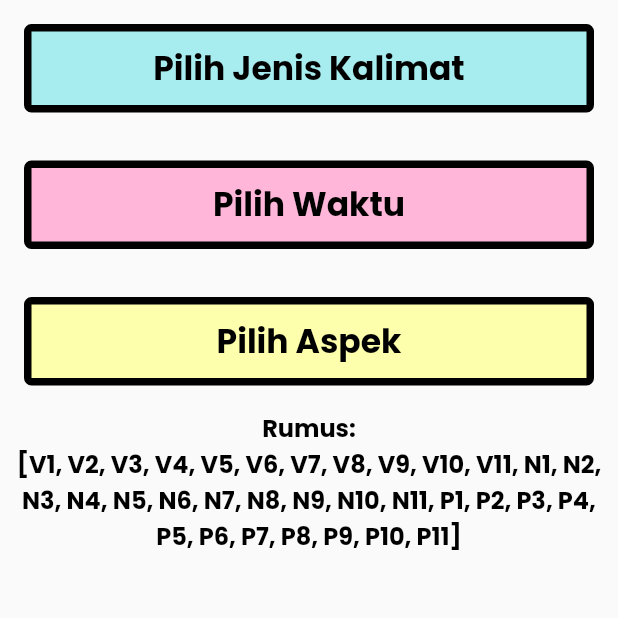
After one commit to yoesran/formula-33, a Flutter app: the screen it shows after launch, after a tap on "Rumus", on a phone screen of 412 x 824 dp, the top half of it. The commit adds this screen. Run offline on Flutter 3.47's test engine with Material 2 defaults, Android fonts, the phone set to English and light mode, and no system bars; our stand-ins replace cloud_firestore, firebase_core; accounts and stored records are empty.

Commit message:
add rumus and petunjuk

```diff
--- /dev/null
+++ b/lib/pages/formula_page.dart
@@ -0,0 +1,161 @@
+import 'package:flutter/material.dart';
+import 'package:formula_33/widgets/choice.dart';
+
+List<String> filterFormulas(Map<String, String> choices) {
+  const Map<String, List<String>> typeFormulas = {
+    'Verbal': ['V1', 'V2', 'V3', 'V4', 'V5', 'V6', 'V7', 'V8', 'V9', 'V10', 'V11'],
+    'Nomina': ['N1', 'N2', 'N3', 'N4', 'N5', 'N6', 'N7', 'N8', 'N9', 'N10', 'N11'],
+    'Pasif': ['P1', 'P2', 'P3', 'P4', 'P5', 'P6', 'P7', 'P8', 'P9', 'P10', 'P11'],
+  };
+
+  const Map<String, List<String>> timeFormulas = {
+    'Sekarang': ['V1', 'V3', 'V5', 'V11', 'N1', 'N3', 'N5', 'N11', 'P1', 'P3', 'P5', 'P11'],
+    'Lampau': ['V4', 'V6', 'V7', 'V9', 'N4', 'N6', 'N7', 'N9', 'P4', 'P6', 'P7', 'P9'],
+    'Akan Datang': ['V2', 'V8', 'V10', 'N2', 'N8', 'N10', 'P2', 'P8', 'P10'],
+  };
+
+  const Map<String, List<String>> aspectFormulas = {
+    'ke-sedang-an': ['V3', 'V7', 'V8', 'V11', 'N3', 'N7', 'N8', 'N11', 'P3', 'P7', 'P8', 'P11'],
+    'ke-sudah-an': ['V5', 'V9', 'V10', 'V11', 'N5', 'N9', 'N10', 'N11', 'P5', 'P9', 'P10', 'P11'],
+    'ke-akandatang-an': ['V6', 'N6', 'P6'],
+    'kosong': ['V1', 'V2', 'V4', 'N1', 'N2', 'N4', 'P1', 'P2', 'P4'],
+  };
+
+  List<String> filteredFormulas = [
+    "V1",
+    "V2",
+    "V3",
+    "V4",
+    "V5",
+    "V6",
+    "V7",
+    "V8",
+    "V9",
+    "V10",
+    "V11",
+    "N1",
+    "N2",
+    "N3",
+    "N4",
+    "N5",
+    "N6",
+    "N7",
+    "N8",
+    "N9",
+    "N10",
+    "N11",
+    "P1",
+    "P2",
+    "P3",
+    "P4",
+    "P5",
+    "P6",
+    "P7",
+    "P8",
+    "P9",
+    "P10",
+    "P11"
+  ];
+
+  if (choices['type'] != null && choices['type']!.isNotEmpty) {
+    filteredFormulas = filteredFormulas.where((f) => typeFormulas[choices['type']]!.contains(f)).toList();
+  }
+
+  if (choices['time'] != null && choices['time']!.isNotEmpty) {
+    filteredFormulas = filteredFormulas.where((f) => timeFormulas[choices['time']]!.contains(f)).toList();
+  }
+
+  if (choices['aspect'] != null && choices['aspect']!.isNotEmpty) {
+    filteredFormulas = filteredFormulas.where((f) => aspectFormulas[choices['aspect']]!.contains(f)).toList();
+  }
+
+  return filteredFormulas;
+}
+
+class FormulaPage extends StatefulWidget {
+  const FormulaPage({super.key});
+
+  @override
+  State<FormulaPage> createState() => _FormulaPageState();
+}
+
+class _FormulaPageState extends State<FormulaPage> {
+  Map<String, String> choices = {
+    'type': '',
+    'time': '',
+    'aspect': '',
+  };
+
+  final ValueNotifier<Map<String, String>> _choices = ValueNotifier<Map<String, String>>({
+    'type': '',
+    'time': '',
+    'aspect': '',
+  });
+
+  void updateChoices(String key, String choice) {
+    _choices.value = {..._choices.value, key: choice};
+  }
+
+  @override
+  Widget build(BuildContext context) {
+    return Scaffold(
+      body: SafeArea(
+        child: SingleChildScrollView(
+          physics: const BouncingScrollPhysics(),
+          child: Column(
+            children: [
+              Choice(
+                color: const Color(0xFFA7ECEE),
+                borderColor: Colors.black,
+                dialogTitle: 'Jenis Kalimat',
+                dialogChoices: const ['Verbal', 'Nomina', 'Pasif'],
+                choices: choices,
+                answer: '',
+                type: 'type',
+                updateChoices: updateChoices,
+              ),
+              Choice(
+                color: const Color(0xFFFFB6D9),
+                borderColor: Colors.black,
+                dialogTitle: 'Waktu',
+                dialogChoices: const ['Sekarang', 'Lampau', 'Akan Datang'],
+                choices: choices,
+                answer: '',
+                type: 'time',
+                updateChoices: updateChoices,
+              ),
+              Choice(
+                color: const Color(0xFFFEFFAC),
+                borderColor: Colors.black,
+                dialogTitle: 'Aspek',
+                dialogChoices: const ['ke-sedang-an', 'ke-sudah-an', 'ke-akandatang-an', 'kosong'],
+                choices: choices,
+                answer: '',
+                type: 'aspect',
+                updateChoices: updateChoices,
+              ),
+              Padding(
+                padding: const EdgeInsets.symmetric(horizontal: 8.0),
+                child: ValueListenableBuilder(
+                  valueListenable: _choices,
+                  builder: (BuildContext context, Map<String, String> value, Widget? child) {
+                    return Text(
+                      'Rumus:\n${filterFormulas(value)}',
+                      textAlign: TextAlign.center,
+                      style: const TextStyle(
+                        color: Colors.black,
+                        fontFamily: 'Poppins',
+                        fontSize: 16,
+                        fontWeight: FontWeight.bold,
+                      ),
+                    );
+                  },
+                ),
+              ),
+            ],
+          ),
+        ),
+      ),
+    );
+  }
+}
--- a/lib/pages/home_page.dart
+++ b/lib/pages/home_page.dart
@@ -1,5 +1,7 @@
 import 'package:flutter/material.dart';
+import 'package:formula_33/pages/formula_page.dart';
 import 'package:formula_33/pages/quiz_list_page.dart';
+import 'package:formula_33/widgets/scale_dialog.dart';
 
 import 'game_page.dart';
 import '../widgets/menu_button.dart';
@@ -11,13 +13,40 @@ class HomePage extends StatelessWidget {
   Widget build(BuildContext context) {
     return SafeArea(
       child: Scaffold(
-        body: SingleChildScrollView(
+        floatingActionButton: FloatingActionButton(
+          backgroundColor: const Color(0xFFFFA823),
+          onPressed: () {
+            scaleDialog(
+              context,
+              const SingleChildScrollView(
+                child: Padding(
+                  padding: EdgeInsets.all(8.0),
                   child: Column(
                     children: [
-              const Padding(
-                padding: EdgeInsets.only(top: 50.0, right: 12.0, left: 12.0),
-                child: Align(
-                  alignment: Alignment.topCenter,
+                      Text(
+                        'Petunjuk\n\nUntuk bermain, klik Mulai Bermain\n\nUntuk belajar, klik Mulai Belajar\n\n Untuk melihat rumus, klik Rumus',
+                        textAlign: TextAlign.center,
+                        style: TextStyle(
+                          color: Colors.black,
+                          fontFamily: 'Poppins',
+                          fontSize: 16,
+                          fontWeight: FontWeight.bold,
+                        ),
+                      ),
+                    ],
+                  ),
+                ),
+              ),
+            );
+          },
+          child: const Icon(Icons.info_outline),
+        ),
+        body: SingleChildScrollView(
+          child: Padding(
+            padding: const EdgeInsets.symmetric(vertical: 50.0, horizontal: 12.0),
+            child: Column(
+              children: [
+                const Center(
                   child: Text(
                     'Formula 33 Bahasa Inggris',
                     textAlign: TextAlign.center,
@@ -26,7 +55,6 @@ class HomePage extends StatelessWidget {
                       fontFamily: 'Poppins',
                       fontSize: 28,
                       fontWeight: FontWeight.bold,
-                    ),
                     ),
                   ),
                 ),
@@ -44,7 +72,15 @@ class HomePage extends StatelessWidget {
                   iconPath: 'assets/imgs/dictionary.png',
                   text: 'Mulai Belajar',
                 ),
+                const SizedBox(height: 75),
+                MenuButton(
+                  color: const Color(0xFF131842),
+                  onTap: () => Navigator.of(context).push(MaterialPageRoute(builder: (context) => const FormulaPage())),
+                  iconPath: 'assets/imgs/formula.png',
+                  text: 'Rumus',
+                ),
               ],
+            ),
           ),
         ),
       ),
--- a/lib/widgets/choice.dart
+++ b/lib/widgets/choice.dart
@@ -11,10 +11,11 @@ class Choice extends StatefulWidget {
     required this.dialogTitle,
     required this.dialogChoices,
     required this.choices,
-    required this.isTrue,
+    this.isTrue,
     required this.type,
     required this.answer,
     this.isStretched = true,
+    this.updateChoices,
   });
 
   final Color color;
@@ -26,6 +27,7 @@ class Choice extends StatefulWidget {
   final Map<String, String> choices;
   final bool? isTrue;
   final bool isStretched;
+  final Function? updateChoices;
 
   @override
   State<Choice> createState() => _ChoiceState();
@@ -65,6 +67,10 @@ class _ChoiceState extends State<Choice> {
                     });
 
                     widget.choices[widget.type] = choice;
+
+                    if (widget.updateChoices != null) {
+                      widget.updateChoices!(widget.type, choice);
+                    }
                   }
 
                   Navigator.of(context).pop();
```
Also changed, not shown: assets/imgs/formula.png (added). Lines whose indentation alone changed are shown as unchanged.
